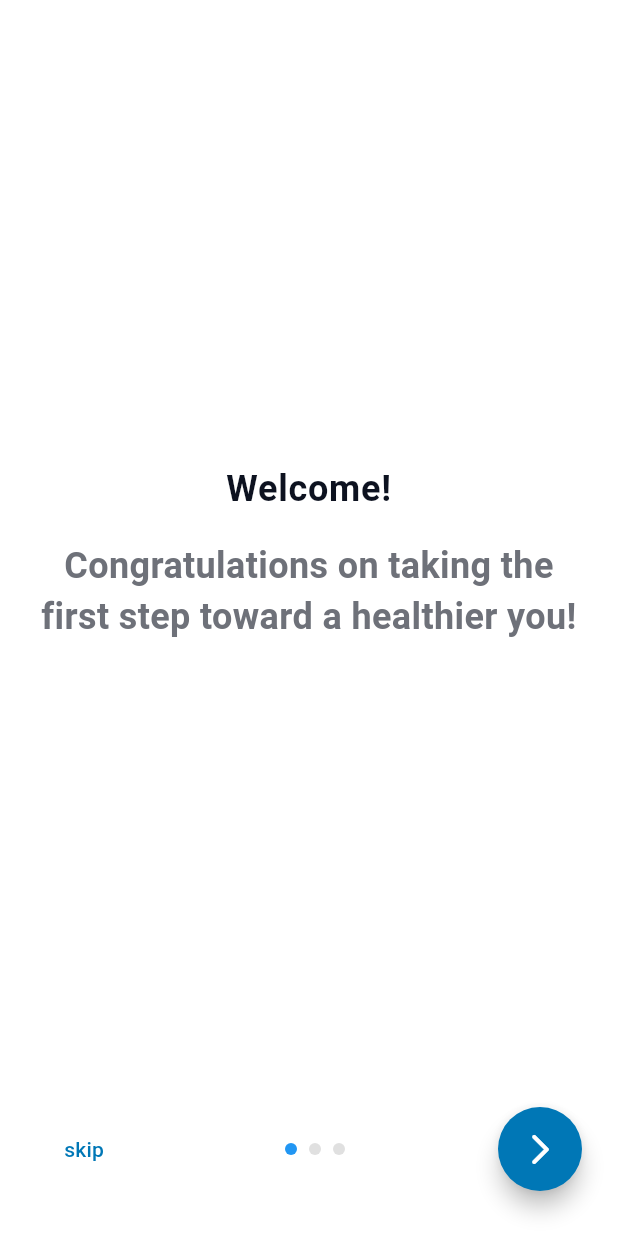
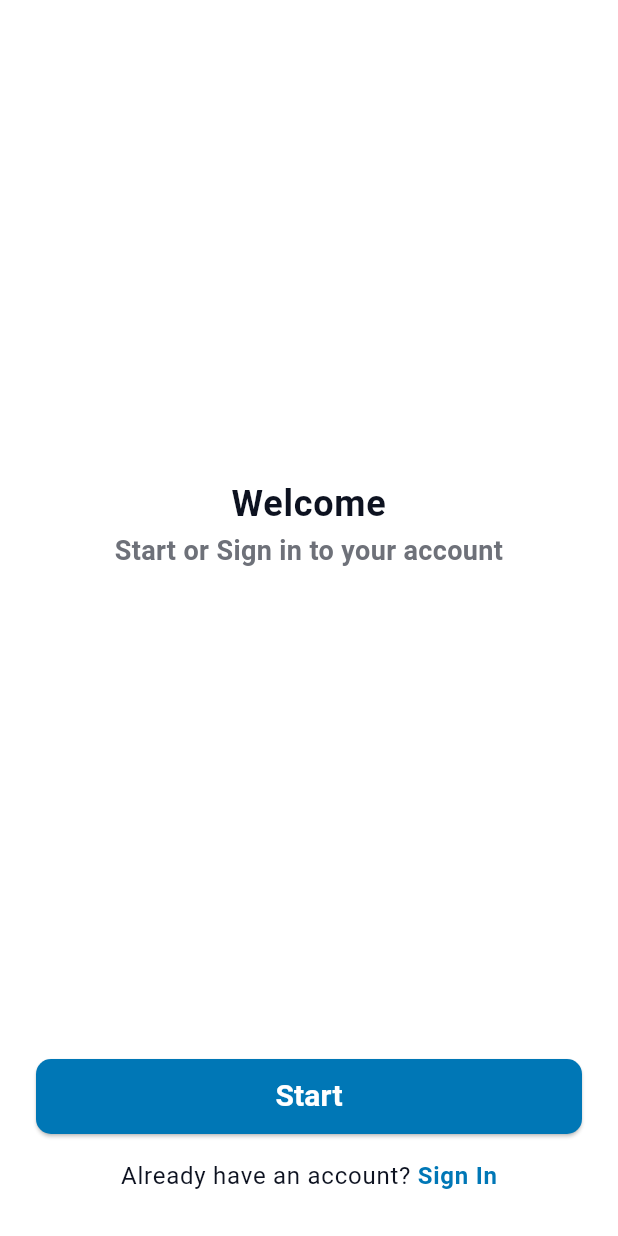
Before and after one commit to ZiyadALharbi/Diet-Tracker, a Flutter app: the screen it shows after launch, on a phone screen of 412 x 824 dp. Run offline on Flutter 3.47's test engine with Material 3 defaults, Android fonts, the phone set to English and light mode, and no system bars.

Commit message:
created the Welcome page

```diff
--- /dev/null
+++ b/lib/features/Auth/presentation/pages/welcome_page.dart
@@ -0,0 +1,28 @@
+import 'package:diet_tracker/features/Auth/presentation/widgets/login_massage.dart';
+import 'package:diet_tracker/features/Auth/presentation/widgets/start_button.dart';
+import 'package:diet_tracker/features/Auth/presentation/widgets/welcome_massage.dart';
+import 'package:flutter/material.dart';
+
+class WelcomePage extends StatelessWidget {
+  const WelcomePage({super.key});
+
+  @override
+  Widget build(BuildContext context) {
+    return const Scaffold(
+      body: Padding(
+        padding: EdgeInsets.all(8.0),
+        child: Column(
+          mainAxisAlignment: MainAxisAlignment.spaceBetween,
+          children: [
+            WelcomeMassage(), // i created it here THEN Extracted the widget from the WelcomePage Widget.
+            StartButton(), // i created it here THEN Extracted the widget from the WelcomePage Widget.
+            LoginMassage(), // i created it here THEN Extracted the widget from the WelcomePage Widget.
+            SizedBox(
+              height: 20,
+            )
+          ],
+        ),
+      ),
+    );
+  }
+}
--- /dev/null
+++ b/lib/features/Auth/presentation/widgets/login_massage.dart
@@ -0,0 +1,29 @@
+
+import 'package:flutter/gestures.dart';
+import 'package:flutter/material.dart';
+
+class LoginMassage extends StatelessWidget {
+  const LoginMassage({
+    super.key,
+  });
+
+  @override
+  Widget build(BuildContext context) {
+    return RichText(
+      text: TextSpan(
+        text: "Already have an account? ",
+        style: Theme.of(context).textTheme.bodyLarge?.copyWith(),
+        children: [
+          TextSpan(
+            text: "Sign In",
+            style: TextStyle(
+              color: Theme.of(context).colorScheme.primary,
+              fontWeight: FontWeight.w700,
+            ),
+            recognizer: TapGestureRecognizer()..onTap = () {},
+          ),
+        ],
+      ),
+    );
+  }
+}
--- /dev/null
+++ b/lib/features/Auth/presentation/widgets/start_button.dart
@@ -0,0 +1,31 @@
+
+import 'package:flutter/material.dart';
+
+class StartButton extends StatelessWidget {
+  const StartButton({
+    super.key,
+  });
+
+  @override
+  Widget build(BuildContext context) {
+    return Padding(
+      padding: const EdgeInsets.all(16.0),
+      child: ElevatedButton(
+        style: ElevatedButton.styleFrom(
+            backgroundColor: Theme.of(context).colorScheme.primary,
+            foregroundColor: Colors.white,
+            minimumSize: const Size(double.infinity, 50),
+            shape: RoundedRectangleBorder(
+                borderRadius: BorderRadius.circular(10))),
+        onPressed: () {},
+        child: const Text(
+          "Start",
+          style: TextStyle(
+            fontSize: 20,
+            fontWeight: FontWeight.bold,
+          ),
+        ),
+      ),
+    );
+  }
+}
--- /dev/null
+++ b/lib/features/Auth/presentation/widgets/welcome_massage.dart
@@ -0,0 +1,47 @@
+
+import 'package:flutter/material.dart';
+
+class WelcomeMassage extends StatelessWidget {
+  const WelcomeMassage({
+    super.key,
+  });
+
+  @override
+  Widget build(BuildContext context) {
+    return Expanded(
+      child: Center(
+        child: Column(
+          mainAxisAlignment: MainAxisAlignment.center,
+          children: [
+            Builder(
+              builder: (context) {
+                return Text(
+                  "Welcome",
+                  style:
+                      Theme.of(context).textTheme.bodyLarge?.copyWith(
+                            fontSize: 24,
+                            fontWeight: FontWeight.bold,
+                          ),
+                  textAlign: TextAlign.center,
+                );
+              },
+            ),
+            Builder(
+              builder: (context) {
+                return Text(
+                  "Start or Sign in to your account",
+                  style:
+                      Theme.of(context).textTheme.bodyMedium?.copyWith(
+                            fontSize: 18,
+                            fontWeight: FontWeight.bold,
+                          ),
+                  textAlign: TextAlign.center,
+                );
+              },
+            )
+          ],
+        ),
+      ),
+    );
+  }
+}
--- a/lib/features/onBoarding/presentation/pages/onboarding_page.dart
+++ b/lib/features/onBoarding/presentation/pages/onboarding_page.dart
@@ -69,7 +69,7 @@ class _OnboardingPageState extends State<OnboardingPage> {
                                 .textTheme
                                 .bodyMedium
                                 ?.copyWith(
-                                  fontSize: 24,
+                                  fontSize: 18,
                                   fontWeight: FontWeight.bold,
                                 ),
                             textAlign: TextAlign.center,
--- a/lib/main.dart
+++ b/lib/main.dart
@@ -1,4 +1,5 @@
 import 'package:diet_tracker/core/styles/app_colors.dart';
+import 'package:diet_tracker/features/Auth/presentation/pages/welcome_page.dart';
 import 'package:diet_tracker/features/onBoarding/presentation/pages/onBoarding_page.dart';
 import 'package:flutter/material.dart';
 
@@ -27,7 +28,7 @@ class _MainAppState extends State<MainApp> {
       theme: _buildLightTheme(),
       darkTheme: _buildDarkTheme(), // to be changed to custom
       themeMode: _themeMode, // device controls theme
-      home: const OnboardingPage(),
+      home: const WelcomePage(),
     );
   }
 
```
